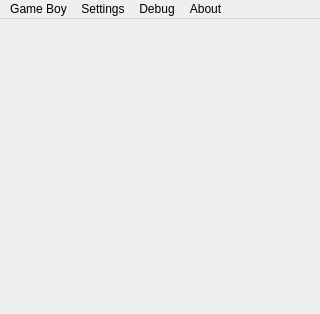
Old version of the form platforms/qt-shared/MainWindow.ui in the repository drhelius/Gearboy.
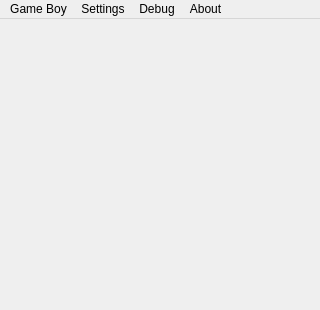
New version of the form.

Diff of the .ui file:
```diff
--- a/platforms/qt-shared/MainWindow.ui
+++ b/platforms/qt-shared/MainWindow.ui
@@ -7,13 +7,20 @@
     <x>0</x>
     <y>0</y>
     <width>320</width>
-    <height>314</height>
+    <height>310</height>
    </rect>
   </property>
   <property name="windowTitle">
    <string>Gearboy</string>
   </property>
-  <widget class="QWidget" name="centralwidget"/>
+  <widget class="QWidget" name="centralwidget">
+   <property name="sizePolicy">
+    <sizepolicy hsizetype="Fixed" vsizetype="Fixed">
+     <horstretch>0</horstretch>
+     <verstretch>0</verstretch>
+    </sizepolicy>
+   </property>
+  </widget>
   <widget class="QMenuBar" name="menubar">
    <property name="geometry">
     <rect>
```
Left out of the diff: 10 changed lines with no effect on the pictures.
